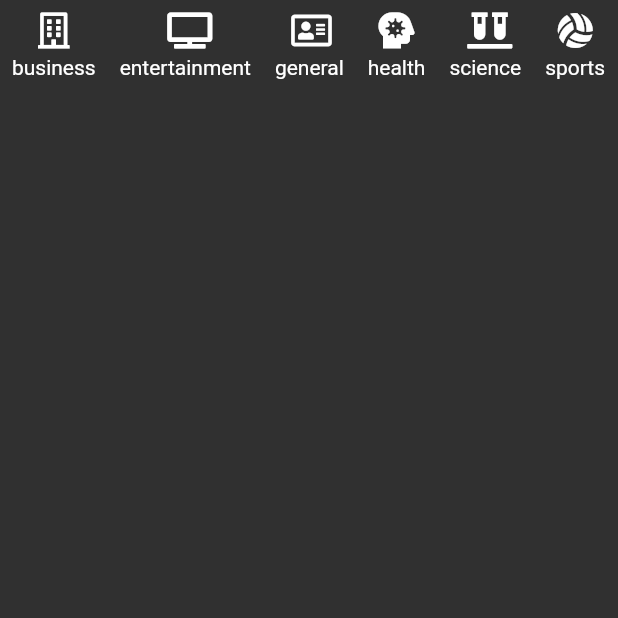
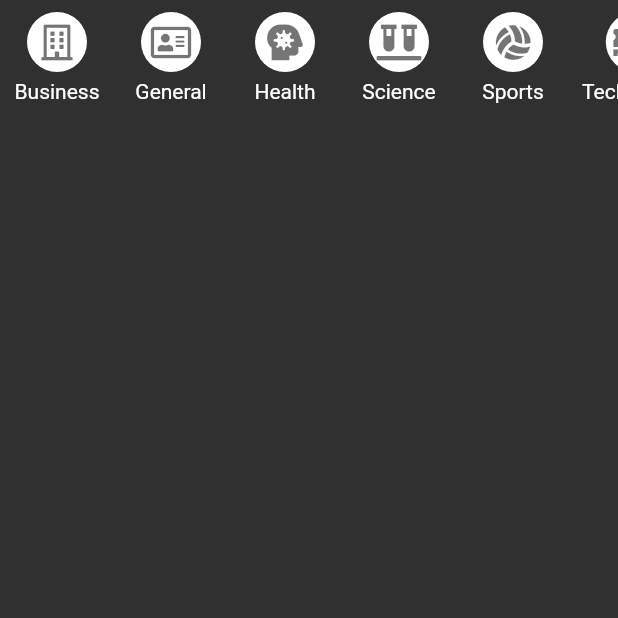
Before and after one commit to rafathefull/newsapp, a Flutter app: the Tab2Page screen opened directly, on a phone screen of 412 x 824 dp, the top half of it. Run offline on Flutter 3.47's test engine with Material 2 defaults, Android fonts, the phone set to English and light mode, and no system bars; our stand-ins replace font_awesome_flutter; network calls fail.

Commit message:
291. Puliendo el menú de categorias

```diff
--- a/lib/src/pages/tab2_page.dart
+++ b/lib/src/pages/tab2_page.dart
@@ -1,6 +1,8 @@
 import 'package:flutter/material.dart';
+import 'package:newsapp/src/models/category_model.dart';
 import 'package:provider/provider.dart';
 import 'package:newsapp/src/services/news_service.dart';
+import 'package:newsapp/src/utils/stringExtension.dart';
 
 class Tab2Page extends StatelessWidget {
   @override
@@ -29,11 +31,14 @@ class _ListaCategorias extends StatelessWidget {
           padding: EdgeInsets.all(8),
           child: Column(
             children: [
-              Icon(categories[index].icon),
+              _categoryButton(categoria: categories[index]),
               SizedBox(
                 height: 5,
               ),
-              Text(categories[index].name)
+              Text(
+                categories[index].name.capitalize(),
+                softWrap: false,
+              )
             ],
           ),
         );
@@ -41,3 +46,29 @@ class _ListaCategorias extends StatelessWidget {
     );
   }
 }
+
+class _categoryButton extends StatelessWidget {
+  final Category categoria;
+
+  const _categoryButton({this.categoria});
+
+  @override
+  Widget build(BuildContext context) {
+    return GestureDetector(
+      // Controlamos el click de los iconos
+      onTap: () {
+        print('${categoria.name}');
+      },
+      child: Container(
+          width: 40,
+          height: 40,
+          margin: EdgeInsets.symmetric(horizontal: 10),
+          decoration:
+              BoxDecoration(shape: BoxShape.circle, color: Colors.white),
+          child: Icon(
+            categoria.icon,
+            color: Colors.black54,
+          )),
+    );
+  }
+}
--- a/lib/src/services/news_service.dart
+++ b/lib/src/services/news_service.dart
@@ -14,16 +14,12 @@ class NewsService with ChangeNotifier {
 
   List<Category> categories = [
     Category(FontAwesomeIcons.building, 'business'),
-    Category(FontAwesomeIcons.tv, 'entertainment'),
     Category(FontAwesomeIcons.addressCard, 'general'),
     Category(FontAwesomeIcons.headSideVirus, 'health'),
     Category(FontAwesomeIcons.vials, 'science'),
     Category(FontAwesomeIcons.volleyballBall, 'sports'),
     Category(FontAwesomeIcons.memory, 'technology'),
-    Category(FontAwesomeIcons.memory, 'technology'),
-    Category(FontAwesomeIcons.memory, 'technology'),
-    Category(FontAwesomeIcons.memory, 'technology'),
-    Category(FontAwesomeIcons.memory, 'technology'),
+    Category(FontAwesomeIcons.tv, 'entertainment'),
   ];
 
   NewsService() {
--- /dev/null
+++ b/lib/src/utils/stringExtension.dart
@@ -0,0 +1,5 @@
+extension StringExtension on String {
+  String capitalize() {
+    return "${this[0].toUpperCase()}${this.substring(1).toLowerCase()}";
+  }
+}
```
